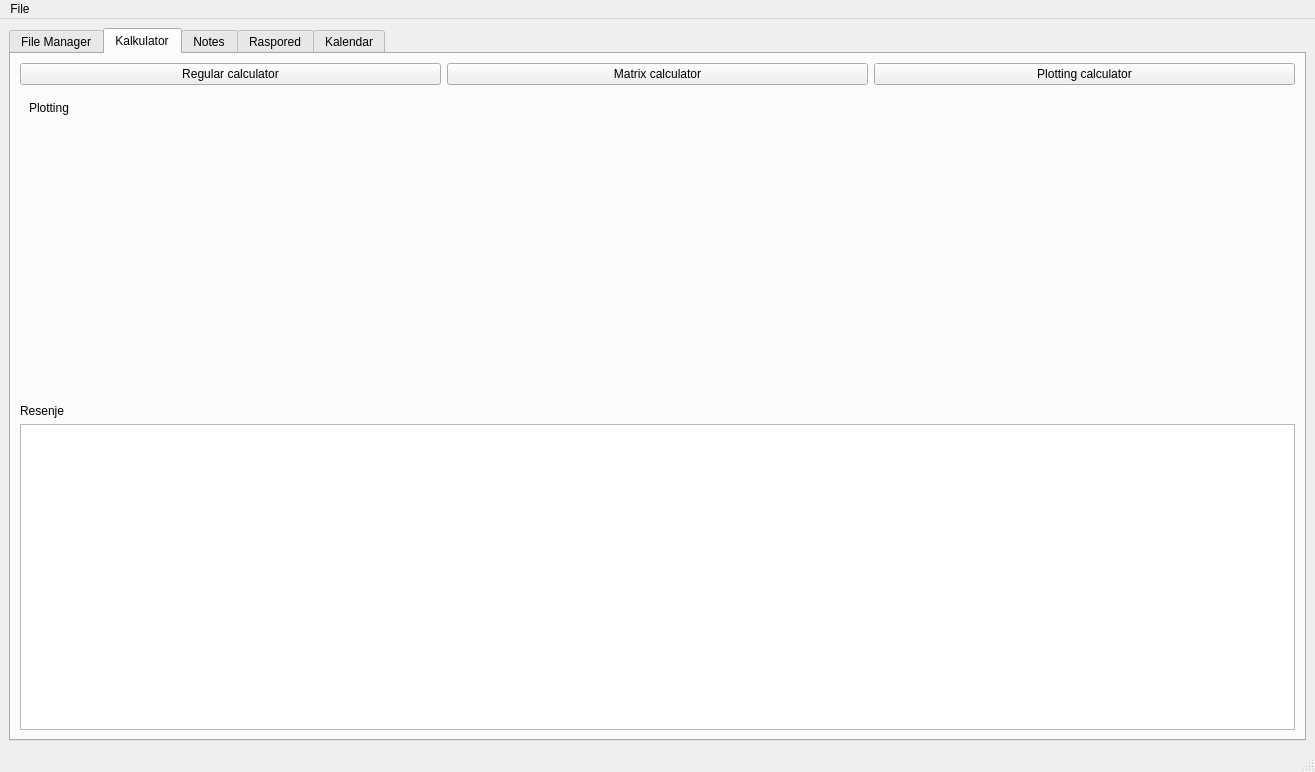
Above: matfHub/mainwindow.ui from milalukic/matfHub before the change. Below: the same form after it.
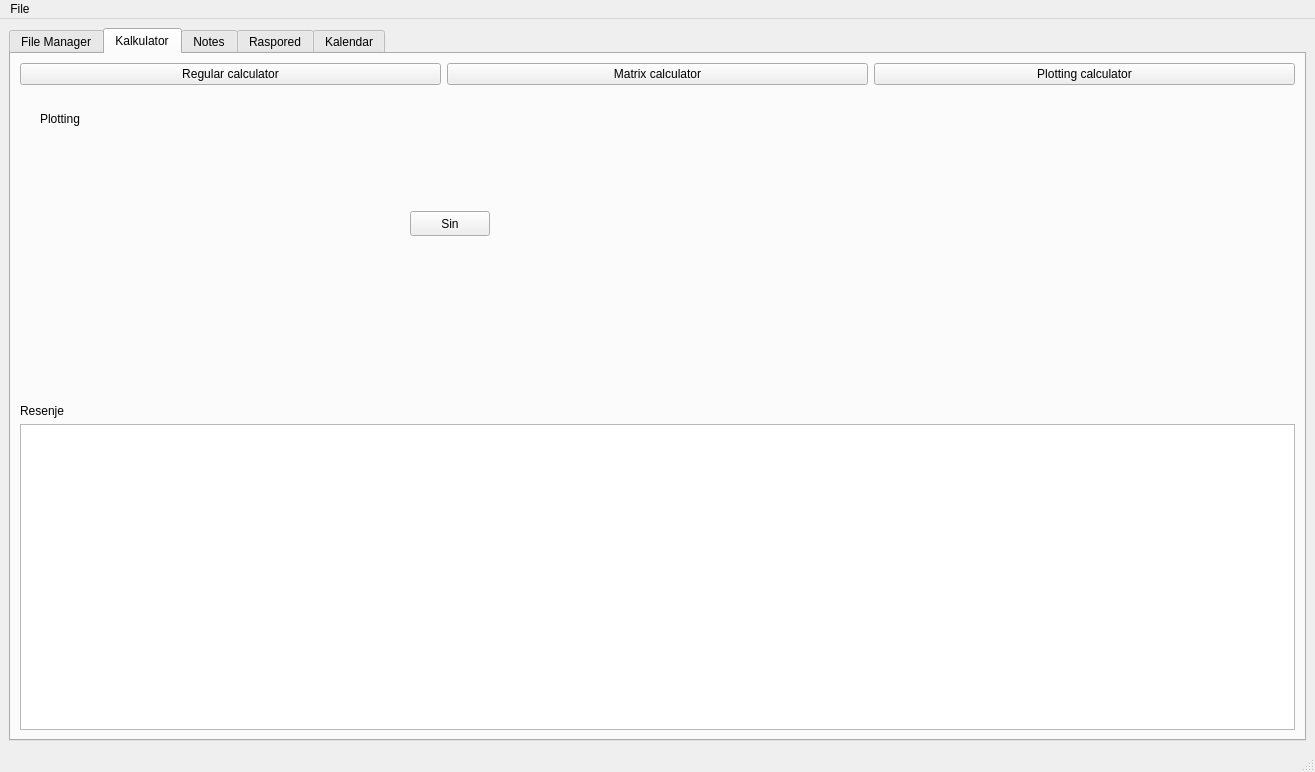
That is the form after the change. The open tabs and pages were chosen to show the change. Icons and pictures are not drawn.

The edit to the form file:
```diff
--- a/matfHub/mainwindow.ui
+++ b/matfHub/mainwindow.ui
@@ -2177,8 +2177,8 @@
            <widget class="QLabel" name="label_4">
             <property name="geometry">
              <rect>
-              <x>9</x>
-              <y>9</y>
+              <x>20</x>
+              <y>20</y>
               <width>41</width>
               <height>16</height>
              </rect>
@@ -2187,6 +2187,19 @@
              <string>Plotting</string>
             </property>
            </widget>
+           <widget class="QPushButton" name="pbSin">
+            <property name="geometry">
+             <rect>
+              <x>390</x>
+              <y>120</y>
+              <width>80</width>
+              <height>25</height>
+             </rect>
+            </property>
+            <property name="text">
+             <string>Sin</string>
+            </property>
+           </widget>
           </widget>
          </widget>
         </item>
```
Left out of the diff: 19 changed lines with no effect on the pictures.
